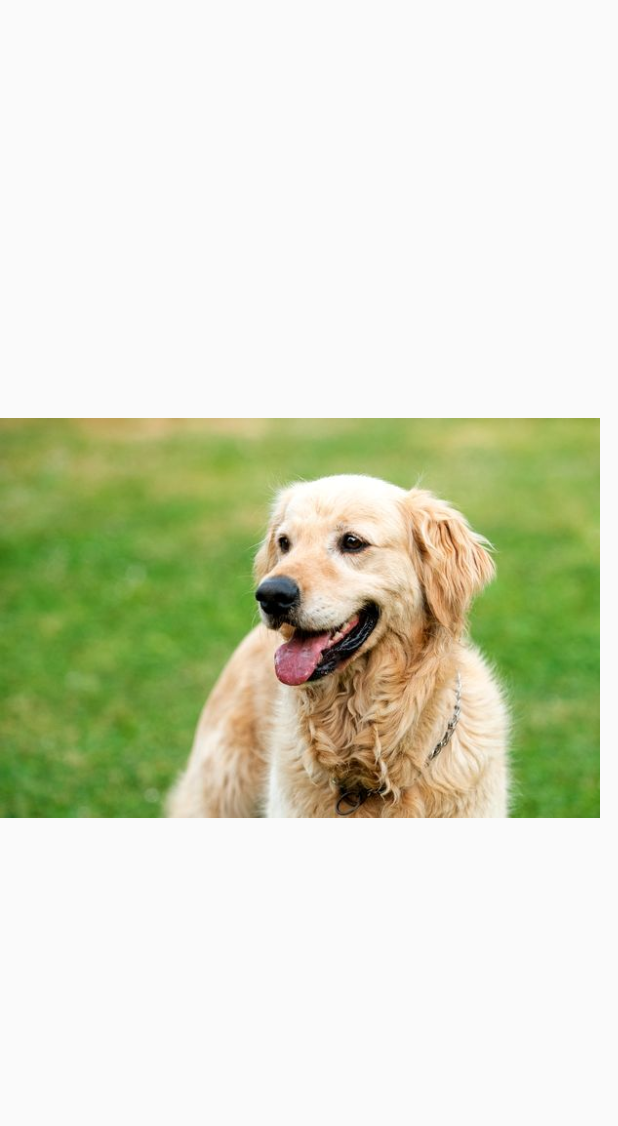
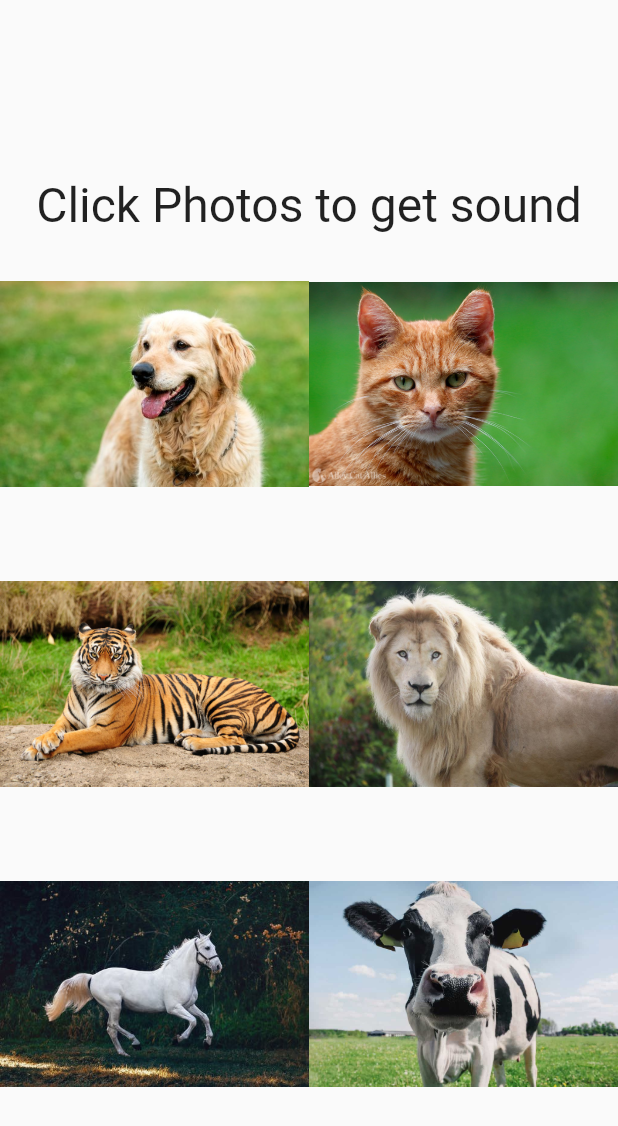
Before and after one commit to lukajincharadze/flutter_project03, a Flutter app: the screen it shows after launch, on a phone screen of 412 x 824 dp. Shown: the top 1126 px of the screen. Run offline on Flutter 3.47's test engine with Material 2 defaults, Android fonts, the phone set to English and light mode, and no system bars; our stand-ins replace audioplayers.

Commit message:
commit
when you click on photo, you'll get sound of that specific animal sound

```diff
--- a/lib/pages/home_page.dart
+++ b/lib/pages/home_page.dart
@@ -12,7 +12,7 @@ class _HomePageState extends State<HomePage> {
 
   final audioplayer = AudioPlayer();
 
-  Future setAudio({required String path})  {
+  Future setAudio({required String path}) {
     return audioplayer.setSource(AssetSource(path));
   }
 
@@ -20,21 +20,127 @@ class _HomePageState extends State<HomePage> {
   Widget build(BuildContext context) {
     return SafeArea(
       child: Scaffold(
-        body: Column(
+        body: Center(
+          child: SingleChildScrollView(
+            child: Column(
               mainAxisAlignment: MainAxisAlignment.center,
               children: [
-            GestureDetector(
+                Container(
+                  padding: EdgeInsets.only(top: 50),
+                  child: Text(
+                    'Click Photos to get sound',
+                    style: TextStyle(fontSize: 32),
+                  ),
+                ),
+                Row(
+                  mainAxisAlignment: MainAxisAlignment.center,
+                  children: [
+                    Expanded(
+                      child: Container(
+                        child: GestureDetector(
                           onTap: () async {
                             await setAudio(path: "sounds/dogbark.wav");
                             audioplayer.play(audioplayer.source!);
                           },
                           child: Container(
                             child: Image.asset("assets/images/dogphoto.jpg"),
-                  width: 400,
-                  height: 400,
+                            width: 200,
+                            height: 200,
+                          ),
+                        ),
+                      ),
+                    ),
+                    Expanded(
+                      child: Container(
+                        child: GestureDetector(
+                          onTap: () async {
+                            await setAudio(path: "sounds/catmeow.wav");
+                            audioplayer.play(audioplayer.source!);
+                          },
+                          child: Container(
+                            child: Image.asset("assets/images/cat.jpg"),
+                            width: 200,
+                            height: 200,
+                          ),
+                        ),
                       ),
                     ),
                   ],
+                ),
+                Row(
+                  mainAxisAlignment: MainAxisAlignment.center,
+                  children: [
+                    Expanded(
+                      child: Container(
+                        child: GestureDetector(
+                          onTap: () async {
+                            await setAudio(path: "sounds/tigerroar.mp3");
+                            audioplayer.play(audioplayer.source!);
+                          },
+                          child: Container(
+                            child: Image.asset("assets/images/tiger.jpg"),
+                            width: 200,
+                            height: 200,
+                          ),
+                        ),
+                      ),
+                    ),
+                    Expanded(
+                      child: Container(
+                        child: GestureDetector(
+                          onTap: () async {
+                            await setAudio(path: "sounds/lionroar.wav");
+                            audioplayer.play(audioplayer.source!);
+                          },
+                          child: Container(
+                            child: Image.asset("assets/images/lion.jpg"),
+                            width: 200,
+                            height: 200,
+                          ),
+                        ),
+                      ),
+                    ),
+                  ],
+                ),
+
+                Row(
+                  mainAxisAlignment: MainAxisAlignment.center,
+                  children: [
+                    Expanded(
+                      child: Container(
+                        child: GestureDetector(
+                          onTap: () async {
+                            await setAudio(path: "sounds/horsesound.wav");
+                            audioplayer.play(audioplayer.source!);
+                          },
+                          child: Container(
+                            child: Image.asset("assets/images/horse.jpeg"),
+                            width: 200,
+                            height: 200,
+                          ),
+                        ),
+                      ),
+                    ),
+                    Expanded(
+                      child: Container(
+                        child: GestureDetector(
+                          onTap: () async {
+                            await setAudio(path: "sounds/cowmoo.wav");
+                            audioplayer.play(audioplayer.source!);
+                          },
+                          child: Container(
+                            child: Image.asset("assets/images/cow.jpg"),
+                            width: 200,
+                            height: 200,
+                          ),
+                        ),
+                      ),
+                    ),
+                  ],
+                ),
+              ],
+            ),
+          ),
         ),
       ),
     );
```
Also changed, not shown: assets/images/cat.jpg (added), assets/images/cow.jpg (added), assets/images/horse.jpeg (added), assets/images/lion.jpg (added), assets/images/tiger.jpg (added), 5 other files. Lines whose indentation alone changed are shown as unchanged.
